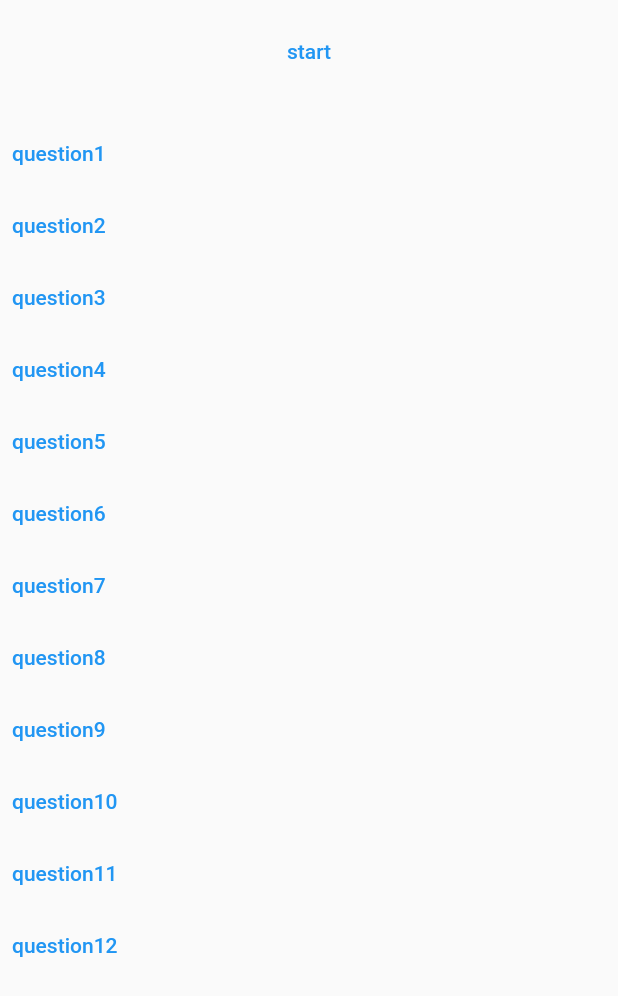
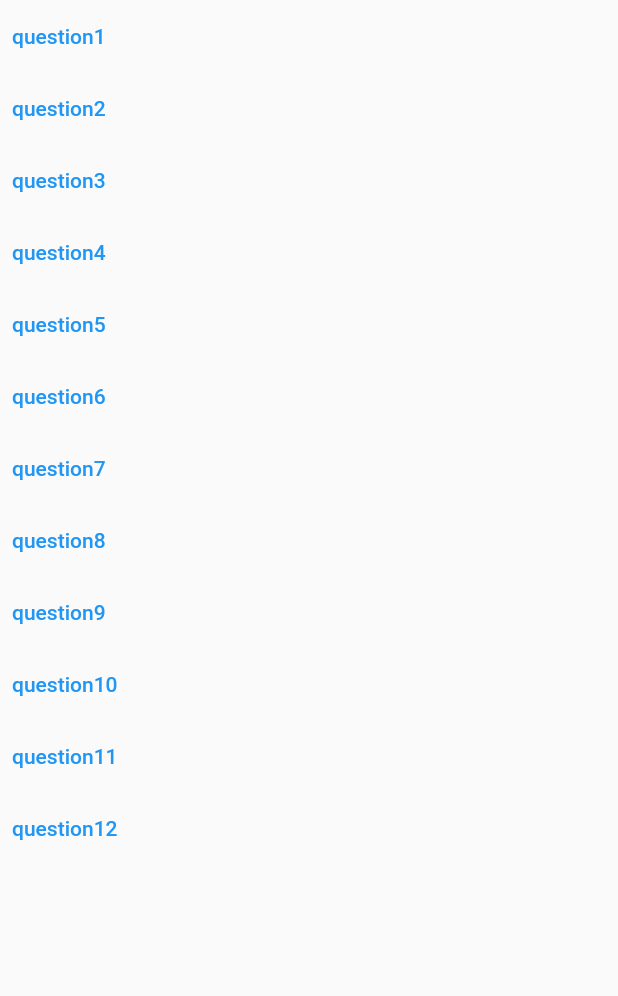
Before and after one commit to DILPREET1910/hangman-admin, a Flutter app: the screen it shows after launch, on a phone screen of 412 x 824 dp. Shown: the top 996 px of the screen. Run offline on Flutter 3.47's test engine with Material 2 defaults, Android fonts, the phone set to English and light mode, and no system bars; our stand-ins replace cloud_firestore, firebase_core; accounts and stored records are empty.

Commit message:
removed home page start admin access

```diff
--- a/lib/pages/home.dart
+++ b/lib/pages/home.dart
@@ -15,22 +15,11 @@ class _HomeState extends State<Home> {
   Firestore firestore = Firestore();
 
   @override
+  Widget build(BuildContext context) {
     List<int> questionList = [1, 2, 3, 4, 5, 6, 7, 8, 9, 10, 11, 12];
-
-  Widget build(BuildContext context) {
     return SafeArea(
       child: Scaffold(
         body: Column(
-          children: [
-            const SizedBox(height: 10),
-            TextButton(
-              onPressed: () {
-                firestore.startGame();
-              },
-              child: Text("start"),
-            ),
-            const SizedBox(height: 20),
-            Column(
           children: questionList.map((element) {
             return Row(
               children: [
@@ -43,8 +32,6 @@ class _HomeState extends State<Home> {
               ],
             );
           }).toList(),
-            )
-          ],
         ),
       ),
     );
--- a/lib/services/firestore.dart
+++ b/lib/services/firestore.dart
@@ -3,23 +3,6 @@ import 'package:flutter/cupertino.dart';
 
 class Firestore {
   FirebaseFirestore firestoreInstance = FirebaseFirestore.instance;
-
-  Future<void> startGame() async {
-    Future<DocumentSnapshot> startGame =
-        firestoreInstance.collection("admin").doc("startGame").get();
-    bool start = false;
-
-    // get value
-    await startGame.asStream().forEach((element) {
-      start = element.get("start");
-    });
-
-    try {
-      await firestoreInstance.collection("admin").doc("startGame").update({"start": !start});
-    } on FirebaseException catch (error) {
-      print("Error while toggling game status: $error");
-    }
-  }
 
   Future<void> startQuestion(int questionNumber) async {
     DocumentSnapshot documentSnapshot =
```
Lines whose indentation alone changed are shown as unchanged.
